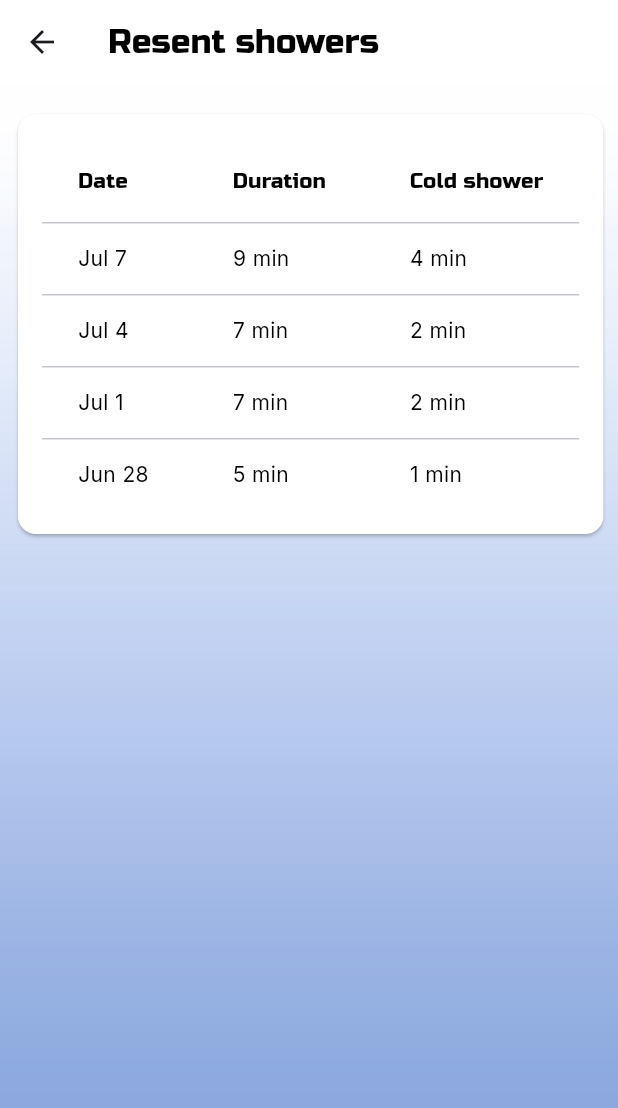
After one commit to pon4ik7/Tatar-shower, a Flutter app: the FullTableScreen screen opened directly, on a phone screen of 412 x 824 dp. The commit adds this screen. Shown: the top 1108 px of the screen. Run offline on Flutter 3.47's test engine with Material 3 defaults, Android fonts, the phone set to English and light mode, and no system bars; our stand-ins replace firebase_core, firebase_messaging, flutter_local_notifications, flutter_secure_storage; accounts and stored records are empty.

Commit message:
feat #1: add full shower table

```diff
--- a/frontend/lib/main.dart
+++ b/frontend/lib/main.dart
@@ -54,6 +54,7 @@ class _MyAppState extends State<MyApp> {
             TargetPlatform.iOS: ZoomPageTransitionsBuilder(),
           },
         ),
+        scaffoldBackgroundColor: Colors.transparent,
       ),
       locale: _locale,
       supportedLocales: AppLocalizations.supportedLocales,
--- /dev/null
+++ b/frontend/lib/screens/main-screens/full_table_screen.dart
@@ -0,0 +1,113 @@
+import 'package:flutter/material.dart';
+import 'package:tatar_shower/theme/colors.dart';
+import 'package:tatar_shower/theme/fonts.dart';
+import 'package:tatar_shower/theme/images.dart';
+import 'package:tatar_shower/l10n/app_localizations.dart';
+
+class FullTableScreen extends StatelessWidget {
+  const FullTableScreen({super.key});
+
+  @override
+  Widget build(BuildContext context) {
+    final loc = AppLocalizations.of(context)!;
+
+    return Scaffold(
+      appBar: AppBar(
+        backgroundColor: Colors.transparent,
+        elevation: 0,
+        title: Text(
+          loc.recentShowers,
+          style: TextStyle(fontFamily: appFonts.header, color: appColors.black),
+        ),
+      ),
+      extendBodyBehindAppBar: true,
+      extendBody: true,
+      backgroundColor: Colors.transparent,
+      body: Stack(
+        children: [
+          Container(
+            decoration: BoxDecoration(
+              image: DecorationImage(image: lightBackground, fit: BoxFit.cover),
+            ),
+          ),
+          SafeArea(
+            child: Padding(
+              padding: const EdgeInsets.symmetric(vertical: 16, horizontal: 8),
+              child: SingleChildScrollView(
+                scrollDirection: Axis.horizontal,
+                child: Card(
+                  color: appColors.white,
+                  shape: RoundedRectangleBorder(
+                    borderRadius: BorderRadius.circular(12),
+                  ),
+                  child: SingleChildScrollView(
+                    padding: const EdgeInsets.all(16),
+                    child: _ShowerTable(loc: loc),
+                  ),
+                ),
+              ),
+            ),
+          ),
+        ],
+      ),
+    );
+  }
+}
+
+class _ShowerTable extends StatelessWidget {
+  const _ShowerTable({required this.loc});
+
+  final AppLocalizations loc;
+
+  @override
+  Widget build(BuildContext context) {
+    return DataTable(
+      dataTextStyle: TextStyle(
+        fontFamily: appFonts.regular,
+        fontSize: 14,
+        color: appColors.black,
+      ),
+      columns: [
+        DataColumn(label: Text(loc.date, style: headerStyle)),
+        DataColumn(label: Text(loc.duration, style: headerStyle)),
+        DataColumn(label: Text(loc.coldDuration, style: headerStyle)),
+      ],
+      rows: [
+        DataRow(
+          cells: [
+            DataCell(Text('Jul 7')),
+            DataCell(Text('9 min')),
+            DataCell(Text('4 min')),
+          ],
+        ),
+        DataRow(
+          cells: [
+            DataCell(Text('Jul 4')),
+            DataCell(Text('7 min')),
+            DataCell(Text('2 min')),
+          ],
+        ),
+        DataRow(
+          cells: [
+            DataCell(Text('Jul 1')),
+            DataCell(Text('7 min')),
+            DataCell(Text('2 min')),
+          ],
+        ),
+        DataRow(
+          cells: [
+            DataCell(Text('Jun 28')),
+            DataCell(Text('5 min')),
+            DataCell(Text('1 min')),
+          ],
+        ),
+      ],
+    );
+  }
+
+  TextStyle get headerStyle => TextStyle(
+    fontFamily: appFonts.header,
+    fontSize: 14,
+    color: appColors.black,
+  );
+}
--- a/frontend/lib/screens/main-screens/main_screen.dart
+++ b/frontend/lib/screens/main-screens/main_screen.dart
@@ -1,4 +1,5 @@
 import 'package:flutter/material.dart';
+import 'package:tatar_shower/screens/main-screens/full_table_screen.dart';
 import 'package:tatar_shower/theme/colors.dart';
 import 'package:tatar_shower/theme/fonts.dart';
 import 'package:tatar_shower/theme/images.dart';
@@ -38,6 +39,12 @@ class _MainScreenBody extends StatelessWidget {
           const SizedBox(height: 40),
           _NewShowerButtom(loc: loc),
           Expanded(
+            child: GestureDetector(
+              onTap: () {
+                Navigator.of(context).push(
+                  MaterialPageRoute(builder: (_) => const FullTableScreen()),
+                );
+              },
               child: SingleChildScrollView(
                 padding: const EdgeInsets.only(top: 24, bottom: 16),
                 child: Column(
@@ -65,6 +72,7 @@ class _MainScreenBody extends StatelessWidget {
                       child: _Statistics(loc: loc),
                     ),
                   ],
+                ),
               ),
             ),
           ),
```
Lines whose indentation alone changed are shown as unchanged.
